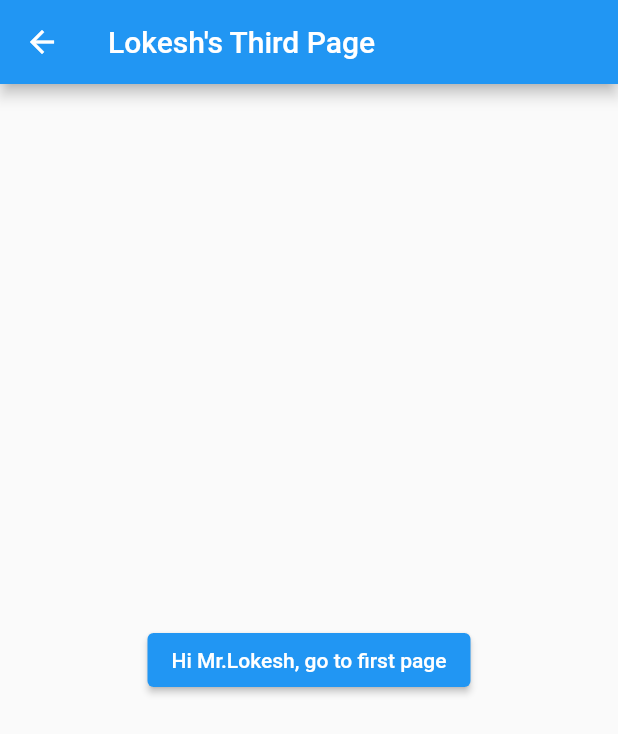
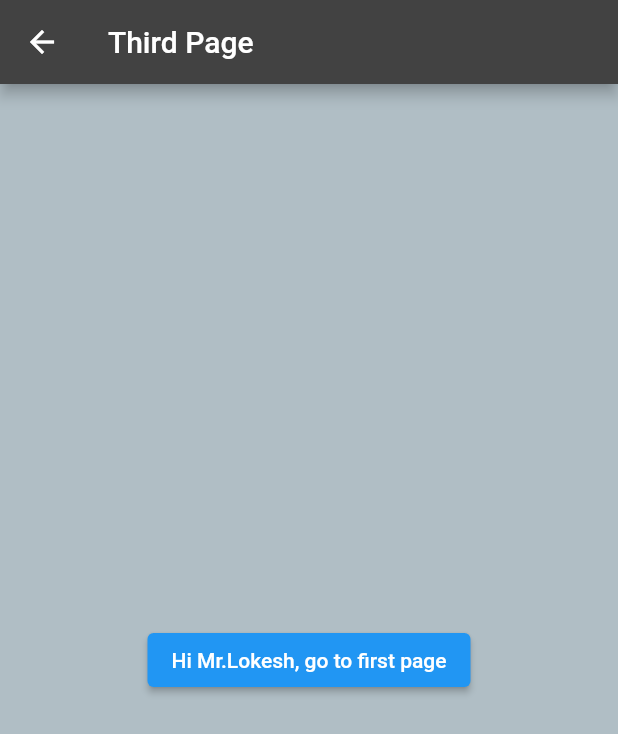
Before and after one commit to asterglow/practice_routes, a Flutter app: the screen it shows after launch, after a tap on "Go to third page", on a phone screen of 412 x 824 dp. Shown: the top 734 px of the screen. Run offline on Flutter 3.47's test engine with Material 2 defaults, Android fonts, the phone set to English and light mode, and no system bars.

Commit message:
global theme data added

```diff
--- a/lib/main.dart
+++ b/lib/main.dart
@@ -10,6 +10,17 @@ class MyApp extends StatelessWidget {
   @override
   Widget build(BuildContext context) {
     return MaterialApp(
+      theme:
+      ThemeData.dark().copyWith(
+        primaryColor: Colors.deepPurple[900],
+        scaffoldBackgroundColor: Colors.blueGrey[200],
+        ),
+
+      // ThemeData(
+      //   primaryColor: Colors.redAccent,
+      //   scaffoldBackgroundColor: Colors.grey[100],
+      //   fontFamily: 'Times New Roman'
+      // ),
       initialRoute: RouteManager.homePage,
       onGenerateRoute: RouteManager.generateRoute,
     );
--- a/lib/pages/third_page.dart
+++ b/lib/pages/third_page.dart
@@ -14,11 +14,11 @@ class _ThirdPageState extends State<ThirdPage> {
   Widget build(BuildContext context) {
     return Scaffold(
       appBar: AppBar(
-        title: Text('Lokesh\'s Third Page'),
+        title: Text('Third Page'),
       ),
       body: Center(
         child: ElevatedButton(
-          onPressed: () {Navigator.pop(context, 'Result of third page');},
+          onPressed: () {Navigator.pop(context, 'Result from third page');},
           child: Text(
             'Hi Mr.${widget.name}, go to first page',
           ),
```
